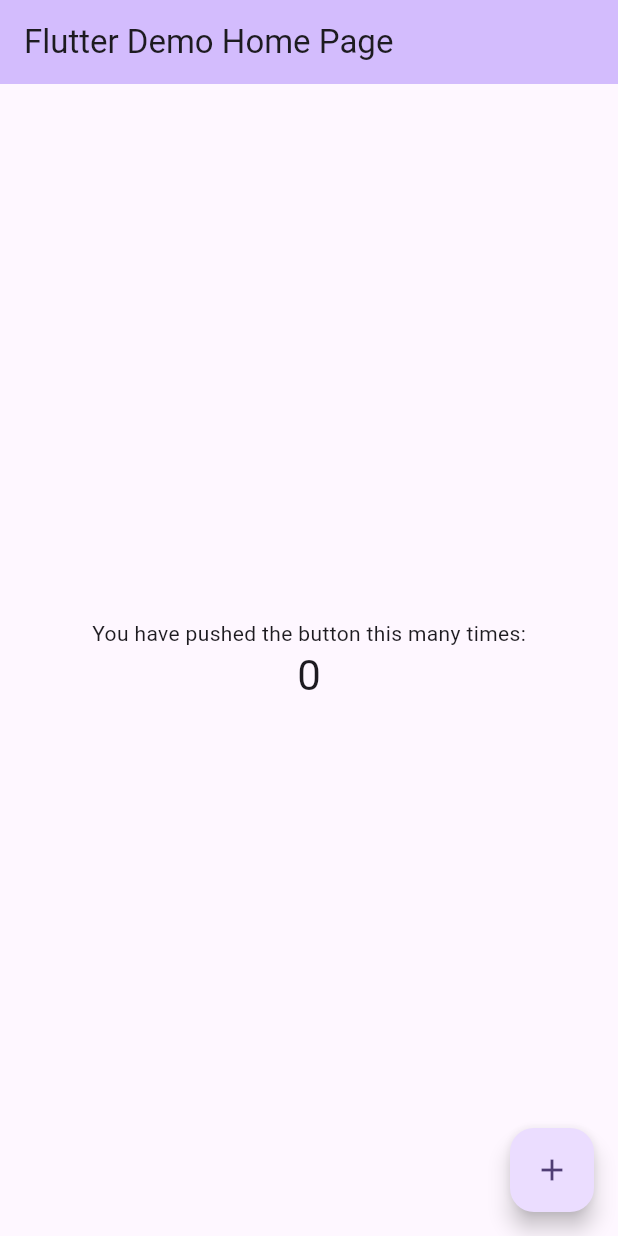
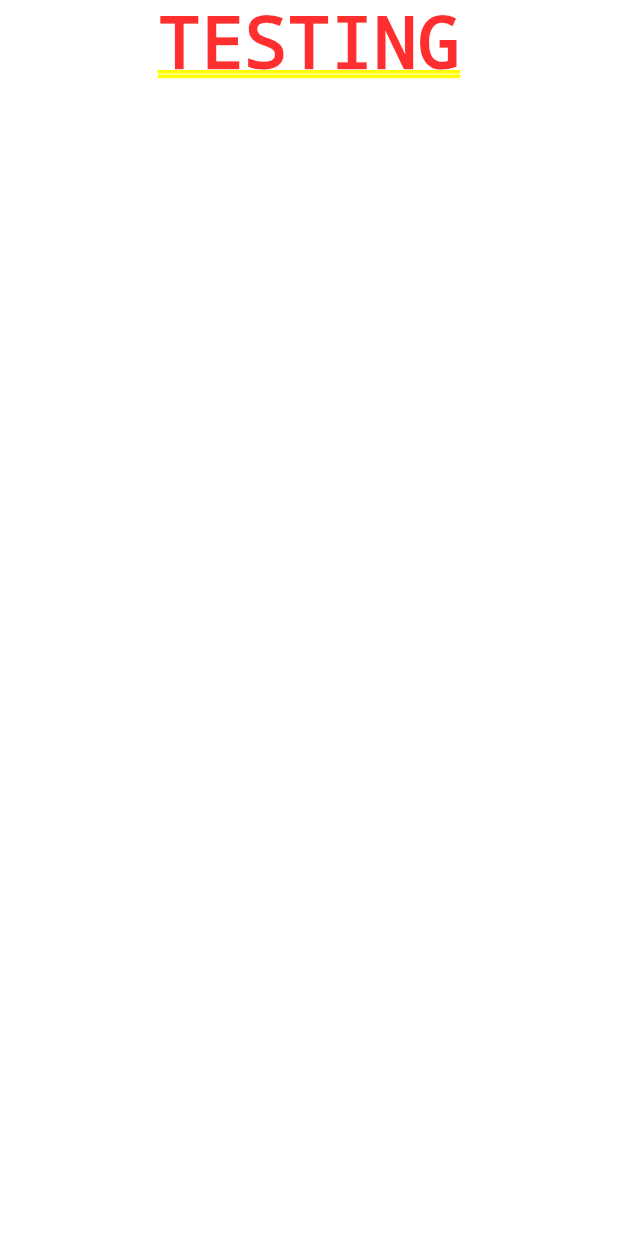
Before and after one commit to ocalle1/cheesesteak_locator, a Flutter app: the screen it shows after launch, on a phone screen of 412 x 824 dp. Run offline on Flutter 3.47's test engine with Material 3 defaults, Android fonts, the phone set to English and light mode, and no system bars.

Commit message:
initial commit

```diff
--- /dev/null
+++ b/lib/login_and_signoff/login_input.dart
@@ -0,0 +1,10 @@
+import 'package:flutter/material.dart';
+
+class LoginInput extends StatelessWidget {
+  const LoginInput({Key? key}) : super(key: key);
+
+  @override
+  Widget build(BuildContext context) {
+    return Container();
+  }
+}
--- /dev/null
+++ b/lib/login_and_signoff/signoff.dart
@@ -0,0 +1,10 @@
+import 'package:flutter/material.dart';
+
+class Signoff extends StatelessWidget {
+  const Signoff({Key? key}) : super(key: key);
+
+  @override
+  Widget build(BuildContext context) {
+    return Container();
+  }
+}
--- a/lib/main.dart
+++ b/lib/main.dart
@@ -1,125 +1,18 @@
 import 'package:flutter/material.dart';
 
 void main() {
-  runApp(const MyApp());
+  runApp(const LoginPage());
 }
 
-class MyApp extends StatelessWidget {
-  const MyApp({super.key});
+class LoginPage extends StatelessWidget {
+  const LoginPage({Key? key}) : super(key: key);
 
-  // This widget is the root of your application.
   @override
   Widget build(BuildContext context) {
     return MaterialApp(
-      title: 'Flutter Demo',
-      theme: ThemeData(
-        // This is the theme of your application.
-        //
-        // TRY THIS: Try running your application with "flutter run". You'll see
-        // the application has a purple toolbar. Then, without quitting the app,
-        // try changing the seedColor in the colorScheme below to Colors.green
-        // and then invoke "hot reload" (save your changes or press the "hot
-        // reload" button in a Flutter-supported IDE, or press "r" if you used
-        // the command line to start the app).
-        //
-        // Notice that the counter didn't reset back to zero; the application
-        // state is not lost during the reload. To reset the state, use hot
-        // restart instead.
-        //
-        // This works for code too, not just values: Most code changes can be
-        // tested with just a hot reload.
-        colorScheme: ColorScheme.fromSeed(seedColor: Colors.deepPurple),
-        useMaterial3: true,
-      ),
-      home: const MyHomePage(title: 'Flutter Demo Home Page'),
-    );
+        debugShowCheckedModeBanner: false,
+        home: Column(
+          children: [Text("TESTING")],
+        ));
   }
 }
-
-class MyHomePage extends StatefulWidget {
-  const MyHomePage({super.key, required this.title});
-
-  // This widget is the home page of your application. It is stateful, meaning
-  // that it has a State object (defined below) that contains fields that affect
-  // how it looks.
-
-  // This class is the configuration for the state. It holds the values (in this
-  // case the title) provided by the parent (in this case the App widget) and
-  // used by the build method of the State. Fields in a Widget subclass are
-  // always marked "final".
-
-  final String title;
-
-  @override
-  State<MyHomePage> createState() => _MyHomePageState();
-}
-
-class _MyHomePageState extends State<MyHomePage> {
-  int _counter = 0;
-
-  void _incrementCounter() {
-    setState(() {
-      // This call to setState tells the Flutter framework that something has
-      // changed in this State, which causes it to rerun the build method below
-      // so that the display can reflect the updated values. If we changed
-      // _counter without calling setState(), then the build method would not be
-      // called again, and so nothing would appear to happen.
-      _counter++;
-    });
-  }
-
-  @override
-  Widget build(BuildContext context) {
-    // This method is rerun every time setState is called, for instance as done
-    // by the _incrementCounter method above.
-    //
-    // The Flutter framework has been optimized to make rerunning build methods
-    // fast, so that you can just rebuild anything that needs updating rather
-    // than having to individually change instances of widgets.
-    return Scaffold(
-      appBar: AppBar(
-        // TRY THIS: Try changing the color here to a specific color (to
-        // Colors.amber, perhaps?) and trigger a hot reload to see the AppBar
-        // change color while the other colors stay the same.
-        backgroundColor: Theme.of(context).colorScheme.inversePrimary,
-        // Here we take the value from the MyHomePage object that was created by
-        // the App.build method, and use it to set our appbar title.
-        title: Text(widget.title),
-      ),
-      body: Center(
-        // Center is a layout widget. It takes a single child and positions it
-        // in the middle of the parent.
-        child: Column(
-          // Column is also a layout widget. It takes a list of children and
-          // arranges them vertically. By default, it sizes itself to fit its
-          // children horizontally, and tries to be as tall as its parent.
-          //
-          // Column has various properties to control how it sizes itself and
-          // how it positions its children. Here we use mainAxisAlignment to
-          // center the children vertically; the main axis here is the vertical
-          // axis because Columns are vertical (the cross axis would be
-          // horizontal).
-          //
-          // TRY THIS: Invoke "debug painting" (choose the "Toggle Debug Paint"
-          // action in the IDE, or press "p" in the console), to see the
-          // wireframe for each widget.
-          mainAxisAlignment: MainAxisAlignment.center,
-          children: <Widget>[
-            const Text(
-              'You have pushed the button this many times:',
-            ),
-            Text(
-              '$_counter',
-              style: Theme.of(context).textTheme.headlineMedium,
-            ),
-          ],
-        ),
-      ),
-      floatingActionButton: FloatingActionButton(
-        onPressed: _incrementCounter,
-        tooltip: 'Increment',
-        child: const Icon(Icons.add),
-      ), // This trailing comma makes auto-formatting nicer for build methods.
-    );
-  }
-}
```
